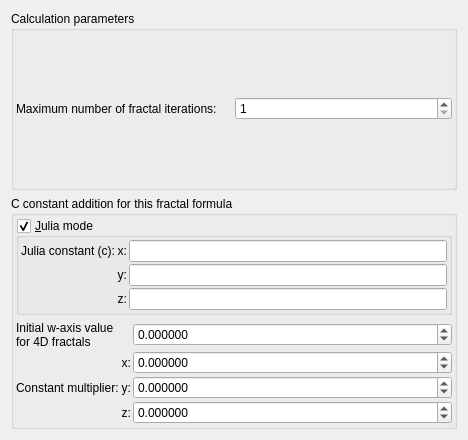
Above: mandelbulber2/qt/fractal_calculation_parameters.ui from buddhi1980/mandelbulber2 before the change. Below: the same form after it.
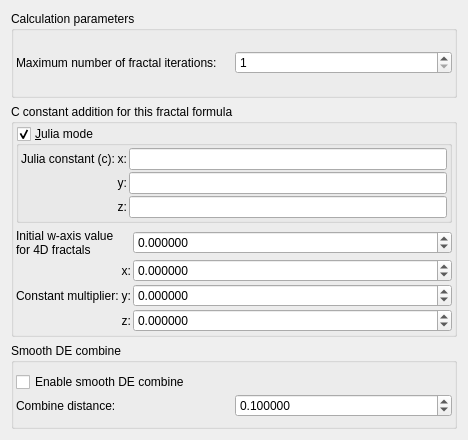
That is the form after the change. Custom widgets are drawn as their Qt base class.

Commit message: refactor: migrate common fractal params from per-fractal to node level

```diff
--- a/mandelbulber2/qt/fractal_calculation_parameters.ui
+++ b/mandelbulber2/qt/fractal_calculation_parameters.ui
@@ -399,6 +399,79 @@
      </layout>
     </widget>
    </item>
+    <item>
+     <widget class="QGroupBox" name="groupBox_smooth_de_combine">
+      <property name="title">
+       <string>Smooth DE combine</string>
+      </property>
+      <layout class="QVBoxLayout" name="verticalLayout_122">
+       <property name="leftMargin">
+        <number>2</number>
+       </property>
+       <property name="topMargin">
+        <number>2</number>
+       </property>
+       <property name="rightMargin">
+        <number>2</number>
+       </property>
+       <property name="bottomMargin">
+        <number>2</number>
+       </property>
+       <item>
+        <layout class="QGridLayout" name="gridLayout_77">
+         <property name="spacing">
+          <number>2</number>
+         </property>
+         <item row="0" column="0">
+          <widget class="MyCheckBox" name="checkBox_smooth_de_combine_enable">
+           <property name="text">
+            <string>Enable smooth DE combine</string>
+           </property>
+          </widget>
+         </item>
+         <item row="1" column="0">
+          <widget class="QLabel" name="label_smooth_de_combine_distance">
+           <property name="text">
+            <string>Combine distance:</string>
+           </property>
+          </widget>
+         </item>
+         <item row="1" column="1">
+          <widget class="MyDoubleSpinBox" name="spinbox_smooth_de_combine_distance">
+           <property name="sizePolicy">
+            <sizepolicy hsizetype="Minimum" vsizetype="Maximum">
+             <horstretch>0</horstretch>
+             <verstretch>0</verstretch>
+            </sizepolicy>
+           </property>
+           <property name="prefix">
+            <string/>
+           </property>
+           <property name="suffix">
+            <string/>
+           </property>
+           <property name="decimals">
+            <number>6</number>
+           </property>
+           <property name="minimum">
+            <double>0.000000000000000</double>
+           </property>
+           <property name="maximum">
+            <double>10000.000000000000000</double>
+           </property>
+           <property name="singleStep">
+            <double>0.100000000000000</double>
+           </property>
+           <property name="value">
+            <double>0.100000000000000</double>
+           </property>
+          </widget>
+         </item>
+        </layout>
+       </item>
+      </layout>
+     </widget>
+    </item>
   </layout>
  </widget>
  <customwidgets>
@@ -423,6 +496,11 @@
    <header>my_group_box.h</header>
    <container>1</container>
   </customwidget>
+   <customwidget>
+    <class>MyCheckBox</class>
+    <extends>QCheckBox</extends>
+    <header>my_check_box.h</header>
+   </customwidget>
  </customwidgets>
  <resources/>
  <connections/>
```
Lines whose indentation alone changed are shown as unchanged. The commit also changes 12 other files.
